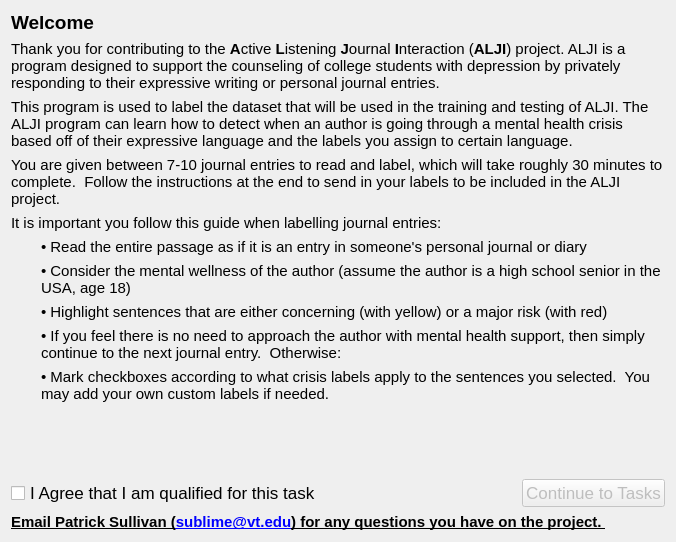
This is Label Helper/IntroWidget.ui in sublime09/ALJI as Qt 5 draws it before an edit. The edited form follows.
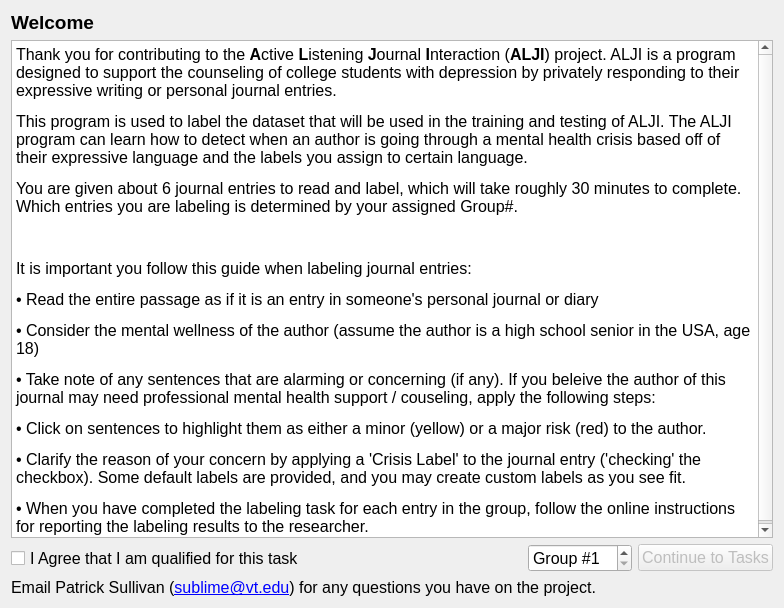
This is the edited form.

Commit message: Adds groupNum.  Simpler introUI

The edit to the form file:
```diff
--- a/Label Helper/IntroWidget.ui
+++ b/Label Helper/IntroWidget.ui
@@ -6,8 +6,8 @@
    <rect>
     <x>0</x>
     <y>0</y>
-    <width>676</width>
-    <height>542</height>
+    <width>784</width>
+    <height>608</height>
    </rect>
   </property>
   <property name="minimumSize">
@@ -16,6 +16,11 @@
     <height>542</height>
    </size>
   </property>
+  <property name="font">
+   <font>
+    <pointsize>12</pointsize>
+   </font>
+  </property>
   <property name="windowTitle">
    <string>ALJI Label Helper Introduction</string>
   </property>
@@ -47,346 +52,41 @@
     </widget>
    </item>
    <item>
-    <widget class="QLabel" name="InstructionsLabel">
-     <property name="enabled">
-      <bool>true</bool>
+    <widget class="QTextEdit" name="textEdit">
+     <property name="sizePolicy">
+      <sizepolicy hsizetype="Expanding" vsizetype="Expanding">
+       <horstretch>0</horstretch>
+       <verstretch>0</verstretch>
+      </sizepolicy>
      </property>
-     <property name="font">
-      <font>
-       <pointsize>11</pointsize>
-      </font>
+     <property name="inputMethodHints">
+      <set>Qt::ImhNone</set>
      </property>
-     <property name="mouseTracking">
-      <bool>true</bool>
+     <property name="horizontalScrollBarPolicy">
+      <enum>Qt::ScrollBarAlwaysOff</enum>
      </property>
-     <property name="acceptDrops">
-      <bool>false</bool>
-     </property>
-     <property name="autoFillBackground">
-      <bool>false</bool>
-     </property>
-     <property name="frameShape">
-      <enum>QFrame::NoFrame</enum>
-     </property>
-     <property name="text">
-      <string>&lt;html&gt;&lt;head/&gt;&lt;body&gt;&lt;p&gt;Thank you for contributing to the &lt;span style=&quot; font-weight:600;&quot;&gt;A&lt;/span&gt;ctive &lt;span style=&quot; font-weight:600;&quot;&gt;L&lt;/span&gt;istening &lt;span style=&quot; font-weight:600;&quot;&gt;J&lt;/span&gt;ournal &lt;span style=&quot; font-weight:600;&quot;&gt;I&lt;/span&gt;nteraction (&lt;span style=&quot; font-weight:600;&quot;&gt;ALJI&lt;/span&gt;) project.  ALJI is a program designed to support the counseling of college students with depression by privately responding to their expressive writing or personal journal entries.     &lt;/p&gt;&lt;/body&gt;&lt;/html&gt;</string>
-     </property>
-     <property name="textFormat">
-      <enum>Qt::RichText</enum>
-     </property>
-     <property name="scaledContents">
-      <bool>false</bool>
-     </property>
-     <property name="alignment">
-      <set>Qt::AlignLeading|Qt::AlignLeft|Qt::AlignTop</set>
-     </property>
-     <property name="wordWrap">
+     <property name="readOnly">
       <bool>true</bool>
      </property>
-     <property name="indent">
-      <number>-1</number>
+     <property name="html">
+      <string>&lt;!DOCTYPE HTML PUBLIC &quot;-//W3C//DTD HTML 4.0//EN&quot; &quot;http://www.w3.org/TR/REC-html40/strict.dtd&quot;&gt;
+&lt;html&gt;&lt;head&gt;&lt;meta name=&quot;qrichtext&quot; content=&quot;1&quot; /&gt;&lt;style type=&quot;text/css&quot;&gt;
+p, li { white-space: pre-wrap; }
+&lt;/style&gt;&lt;/head&gt;&lt;body style=&quot; font-family:'MS Shell Dlg 2'; font-size:12pt; font-weight:400; font-style:normal;&quot;&gt;
+&lt;p style=&quot; margin-top:12px; margin-bottom:12px; margin-left:0px; margin-right:0px; -qt-block-indent:0; text-indent:0px;&quot;&gt;Thank you for contributing to the &lt;span style=&quot; font-weight:600;&quot;&gt;A&lt;/span&gt;ctive &lt;span style=&quot; font-weight:600;&quot;&gt;L&lt;/span&gt;istening &lt;span style=&quot; font-weight:600;&quot;&gt;J&lt;/span&gt;ournal &lt;span style=&quot; font-weight:600;&quot;&gt;I&lt;/span&gt;nteraction (&lt;span style=&quot; font-weight:600;&quot;&gt;ALJI&lt;/span&gt;) project. ALJI is a program designed to support the counseling of college students with depression by privately responding to their expressive writing or personal journal entries. &lt;/p&gt;
+&lt;p style=&quot; margin-top:12px; margin-bottom:12px; margin-left:0px; margin-right:0px; -qt-block-indent:0; text-indent:0px;&quot;&gt;This program is used to label the dataset that will be used in the training and testing of ALJI. The ALJI program can learn how to detect when an author is going through a mental health crisis based off of their expressive language and the labels you assign to certain language. &lt;/p&gt;
+&lt;p style=&quot; margin-top:12px; margin-bottom:12px; margin-left:0px; margin-right:0px; -qt-block-indent:0; text-indent:0px;&quot;&gt;You are given about 6 journal entries to read and label, which will take roughly 30 minutes to complete. Which entries you are labeling is determined by your assigned Group#.  &lt;/p&gt;
+&lt;p style=&quot;-qt-paragraph-type:empty; margin-top:12px; margin-bottom:12px; margin-left:0px; margin-right:0px; -qt-block-indent:0; text-indent:0px;&quot;&gt;&lt;br /&gt;&lt;/p&gt;
+&lt;p style=&quot; margin-top:12px; margin-bottom:12px; margin-left:0px; margin-right:0px; -qt-block-indent:0; text-indent:0px;&quot;&gt;It is important you follow this guide when labeling journal entries:&lt;/p&gt;
+&lt;p style=&quot; margin-top:12px; margin-bottom:12px; margin-left:0px; margin-right:0px; -qt-block-indent:0; text-indent:0px;&quot;&gt;• Read the entire passage as if it is an entry in someone's personal journal or diary&lt;/p&gt;
+&lt;p style=&quot; margin-top:12px; margin-bottom:12px; margin-left:0px; margin-right:0px; -qt-block-indent:0; text-indent:0px;&quot;&gt;• Consider the mental wellness of the author (assume the author is a high school senior in the USA, age 18)&lt;/p&gt;
+&lt;p style=&quot; margin-top:12px; margin-bottom:12px; margin-left:0px; margin-right:0px; -qt-block-indent:0; text-indent:0px;&quot;&gt;• Take note of any sentences that are alarming or concerning (if any). If you beleive the author of this journal may need professional mental health support / couseling, apply the following steps:&lt;/p&gt;
+&lt;p style=&quot; margin-top:12px; margin-bottom:12px; margin-left:0px; margin-right:0px; -qt-block-indent:0; text-indent:0px;&quot;&gt;• Click on sentences to highlight them as either a minor (yellow) or a major risk (red) to the author. &lt;/p&gt;
+&lt;p style=&quot; margin-top:12px; margin-bottom:12px; margin-left:0px; margin-right:0px; -qt-block-indent:0; text-indent:0px;&quot;&gt;• Clarify the reason of your concern by applying a 'Crisis Label' to the journal entry ('checking' the checkbox). Some default labels are provided, and you may create custom labels as you see fit. &lt;/p&gt;
+&lt;p style=&quot; margin-top:12px; margin-bottom:12px; margin-left:0px; margin-right:0px; -qt-block-indent:0; text-indent:0px;&quot;&gt;• When you have completed the labeling task for each entry in the group, follow the online instructions for reporting the labeling results to the researcher.  &lt;/p&gt;&lt;/body&gt;&lt;/html&gt;</string>
      </property>
     </widget>
    </item>
-   <item>
-    <widget class="QLabel" name="LabelHelpLabel">
-     <property name="font">
-      <font>
-       <pointsize>11</pointsize>
-      </font>
-     </property>
-     <property name="frameShape">
-      <enum>QFrame::NoFrame</enum>
-     </property>
-     <property name="text">
-      <string>&lt;html&gt;&lt;head/&gt;&lt;body&gt;&lt;p&gt;This program is used to label the dataset that will be used in the training and testing of ALJI.  The ALJI program can learn how to detect when an author is going through a mental health crisis based off of their expressive language and the labels you assign to certain language.  &lt;/p&gt;&lt;/body&gt;&lt;/html&gt;</string>
-     </property>
-     <property name="textFormat">
-      <enum>Qt::RichText</enum>
-     </property>
-     <property name="alignment">
-      <set>Qt::AlignLeading|Qt::AlignLeft|Qt::AlignTop</set>
-     </property>
-     <property name="wordWrap">
-      <bool>true</bool>
-     </property>
-    </widget>
-   </item>
-   <item>
-    <widget class="QLabel" name="TaskOverviewLabel">
-     <property name="font">
-      <font>
-       <pointsize>11</pointsize>
-      </font>
-     </property>
-     <property name="text">
-      <string>You are given between 7-10 journal entries to read and label, which will take roughly 30 minutes to complete.  Follow the instructions at the end to send in your labels to be included in the ALJI project.</string>
-     </property>
-     <property name="textFormat">
-      <enum>Qt::AutoText</enum>
-     </property>
-     <property name="wordWrap">
-      <bool>true</bool>
-     </property>
-    </widget>
-   </item>
-   <item>
-    <widget class="QLabel" name="TaskListHeaderLabel">
-     <property name="font">
-      <font>
-       <pointsize>11</pointsize>
-      </font>
-     </property>
-     <property name="text">
-      <string>It is important you follow this guide when labelling journal entries:</string>
-     </property>
-     <property name="textFormat">
-      <enum>Qt::AutoText</enum>
-     </property>
-     <property name="wordWrap">
-      <bool>true</bool>
-     </property>
-    </widget>
-   </item>
-   <item>
-    <layout class="QVBoxLayout" name="TaskListVertLayout">
-     <property name="spacing">
-      <number>6</number>
-     </property>
-     <property name="sizeConstraint">
-      <enum>QLayout::SetDefaultConstraint</enum>
-     </property>
-     <property name="leftMargin">
-      <number>30</number>
-     </property>
-     <item>
-      <widget class="QLabel" name="TaskListLabel_1">
-       <property name="sizePolicy">
-        <sizepolicy hsizetype="Expanding" vsizetype="Minimum">
-         <horstretch>0</horstretch>
-         <verstretch>0</verstretch>
-        </sizepolicy>
-       </property>
-       <property name="font">
-        <font>
-         <pointsize>11</pointsize>
-        </font>
-       </property>
-       <property name="mouseTracking">
-        <bool>true</bool>
-       </property>
-       <property name="acceptDrops">
-        <bool>false</bool>
-       </property>
-       <property name="frameShape">
-        <enum>QFrame::NoFrame</enum>
-       </property>
-       <property name="text">
-        <string>• Read the entire passage as if it is an entry in someone's personal journal or diary</string>
-       </property>
-       <property name="textFormat">
-        <enum>Qt::AutoText</enum>
-       </property>
-       <property name="scaledContents">
-        <bool>false</bool>
-       </property>
-       <property name="alignment">
-        <set>Qt::AlignLeading|Qt::AlignLeft|Qt::AlignTop</set>
-       </property>
-       <property name="wordWrap">
-        <bool>true</bool>
-       </property>
-       <property name="margin">
-        <number>0</number>
-       </property>
-       <property name="indent">
-        <number>-1</number>
-       </property>
-      </widget>
-     </item>
-     <item>
-      <widget class="QLabel" name="TaskListLabel_4">
-       <property name="sizePolicy">
-        <sizepolicy hsizetype="Expanding" vsizetype="Minimum">
-         <horstretch>0</horstretch>
-         <verstretch>0</verstretch>
-        </sizepolicy>
-       </property>
-       <property name="font">
-        <font>
-         <pointsize>11</pointsize>
-        </font>
-       </property>
-       <property name="mouseTracking">
-        <bool>true</bool>
-       </property>
-       <property name="frameShape">
-        <enum>QFrame::NoFrame</enum>
-       </property>
-       <property name="text">
-        <string>• Consider the mental wellness of the author (assume the author is a high school senior in the USA, age 18)</string>
-       </property>
-       <property name="textFormat">
-        <enum>Qt::AutoText</enum>
-       </property>
-       <property name="scaledContents">
-        <bool>false</bool>
-       </property>
-       <property name="alignment">
-        <set>Qt::AlignLeading|Qt::AlignLeft|Qt::AlignTop</set>
-       </property>
-       <property name="wordWrap">
-        <bool>true</bool>
-       </property>
-       <property name="margin">
-        <number>0</number>
-       </property>
-       <property name="indent">
-        <number>-1</number>
-       </property>
-      </widget>
-     </item>
-     <item>
-      <widget class="QLabel" name="TaskListLabel_2">
-       <property name="sizePolicy">
-        <sizepolicy hsizetype="Expanding" vsizetype="Minimum">
-         <horstretch>0</horstretch>
-         <verstretch>0</verstretch>
-        </sizepolicy>
-       </property>
-       <property name="font">
-        <font>
-         <pointsize>11</pointsize>
-        </font>
-       </property>
-       <property name="mouseTracking">
-        <bool>true</bool>
-       </property>
-       <property name="frameShape">
-        <enum>QFrame::NoFrame</enum>
-       </property>
-       <property name="text">
-        <string>• Highlight sentences that are either concerning (with yellow) or a major risk (with red)</string>
-       </property>
-       <property name="textFormat">
-        <enum>Qt::AutoText</enum>
-       </property>
-       <property name="scaledContents">
-        <bool>false</bool>
-       </property>
-       <property name="alignment">
-        <set>Qt::AlignLeading|Qt::AlignLeft|Qt::AlignTop</set>
-       </property>
-       <property name="wordWrap">
-        <bool>true</bool>
-       </property>
-       <property name="margin">
-        <number>0</number>
-       </property>
-       <property name="indent">
-        <number>-1</number>
-       </property>
-      </widget>
-     </item>
-     <item>
-      <widget class="QLabel" name="TaskListLabel_3">
-       <property name="sizePolicy">
-        <sizepolicy hsizetype="Expanding" vsizetype="Minimum">
-         <horstretch>0</horstretch>
-         <verstretch>0</verstretch>
-        </sizepolicy>
-       </property>
-       <property name="font">
-        <font>
-         <pointsize>11</pointsize>
-        </font>
-       </property>
-       <property name="mouseTracking">
-        <bool>true</bool>
-       </property>
-       <property name="frameShape">
-        <enum>QFrame::NoFrame</enum>
-       </property>
-       <property name="text">
-        <string>• If you feel there is no need to approach the author with mental health support, then simply continue to the next journal entry.  Otherwise:</string>
-       </property>
-       <property name="textFormat">
-        <enum>Qt::AutoText</enum>
-       </property>
-       <property name="scaledContents">
-        <bool>false</bool>
-       </property>
-       <property name="alignment">
-        <set>Qt::AlignLeading|Qt::AlignLeft|Qt::AlignTop</set>
-       </property>
-       <property name="wordWrap">
-        <bool>true</bool>
-       </property>
-       <property name="margin">
-        <number>0</number>
-       </property>
-       <property name="indent">
-        <number>-1</number>
-       </property>
-      </widget>
-     </item>
-     <item>
-      <widget class="QLabel" name="TaskListLabel_5">
-       <property name="sizePolicy">
-        <sizepolicy hsizetype="Expanding" vsizetype="Minimum">
-         <horstretch>0</horstretch>
-         <verstretch>0</verstretch>
-        </sizepolicy>
-       </property>
-       <property name="font">
-        <font>
-         <pointsize>11</pointsize>
-        </font>
-       </property>
-       <property name="mouseTracking">
-        <bool>true</bool>
-       </property>
-       <property name="frameShape">
-        <enum>QFrame::NoFrame</enum>
-       </property>
-       <property name="text">
-        <string>• Mark checkboxes according to what crisis labels apply to the sentences you selected.  You may add your own custom labels if needed.</string>
-       </property>
-       <property name="textFormat">
-        <enum>Qt::AutoText</enum>
-       </property>
-       <property name="scaledContents">
-        <bool>false</bool>
-       </property>
-       <property name="alignment">
-        <set>Qt::AlignLeading|Qt::AlignLeft|Qt::AlignTop</set>
-       </property>
-       <property name="wordWrap">
-        <bool>true</bool>
-       </property>
-       <property name="margin">
-        <number>0</number>
-       </property>
-       <property name="indent">
-        <number>-1</number>
-       </property>
-      </widget>
-     </item>
-    </layout>
-   </item>
-   <item>
-    <spacer name="verticalSpacer">
-     <property name="orientation">
-      <enum>Qt::Vertical</enum>
-     </property>
-     <property name="sizeHint" stdset="0">
-      <size>
-       <width>20</width>
-       <height>69</height>
-      </size>
-     </property>
-    </spacer>
-   </item>
    <item>
     <layout class="QHBoxLayout" name="BottomHoriLayout">
      <item>
@@ -400,13 +100,6 @@
          <verstretch>0</verstretch>
         </sizepolicy>
        </property>
-       <property name="font">
-        <font>
-         <pointsize>13</pointsize>
-         <italic>false</italic>
-         <underline>false</underline>
-        </font>
-       </property>
        <property name="contextMenuPolicy">
         <enum>Qt::DefaultContextMenu</enum>
        </property>
@@ -449,16 +142,27 @@
        </property>
       </spacer>
      </item>
+     <item>
+      <widget class="QSpinBox" name="groupNumSpinBox">
+       <property name="suffix">
+        <string/>
+       </property>
+       <property name="prefix">
+        <string>Group #</string>
+       </property>
+       <property name="minimum">
+        <number>1</number>
+       </property>
+       <property name="maximum">
+        <number>16</number>
+       </property>
+      </widget>
+     </item>
      <item>
       <widget class="QPushButton" name="ContinueButton">
        <property name="enabled">
         <bool>false</bool>
        </property>
-       <property name="font">
-        <font>
-         <pointsize>13</pointsize>
-        </font>
-       </property>
        <property name="text">
         <string>Continue to Tasks</string>
        </property>
@@ -495,14 +199,6 @@
        <verstretch>0</verstretch>
       </sizepolicy>
      </property>
-     <property name="font">
-      <font>
-       <pointsize>11</pointsize>
-       <weight>75</weight>
-       <bold>true</bold>
-       <underline>true</underline>
-      </font>
-     </property>
      <property name="frameShape">
       <enum>QFrame::NoFrame</enum>
      </property>
```
The commit also changes 3 other files.
